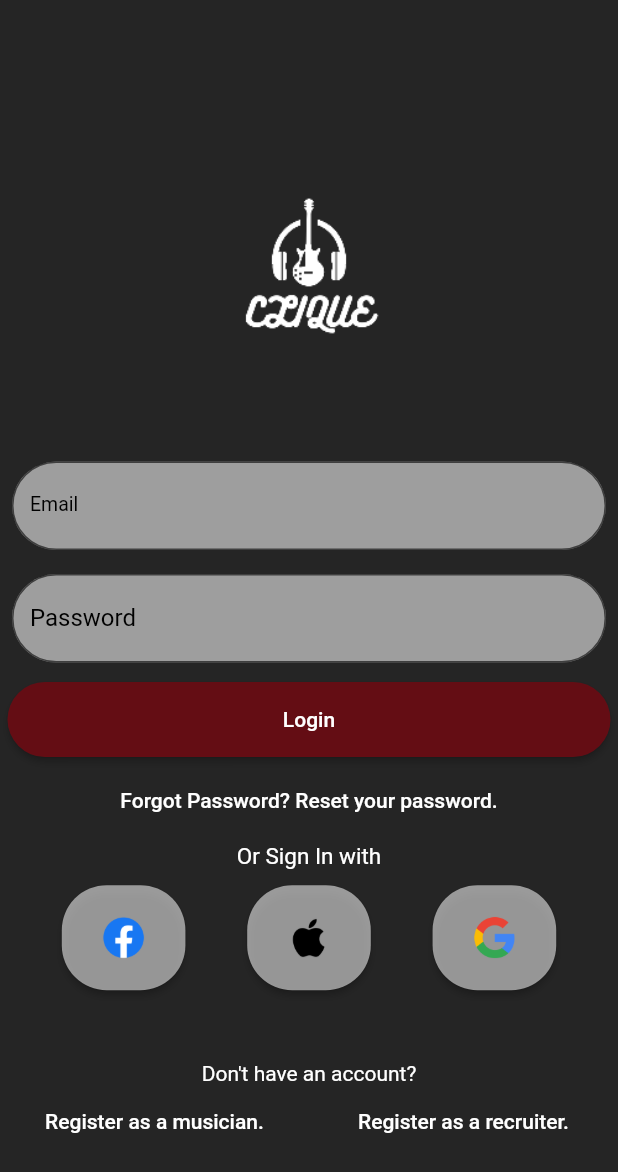
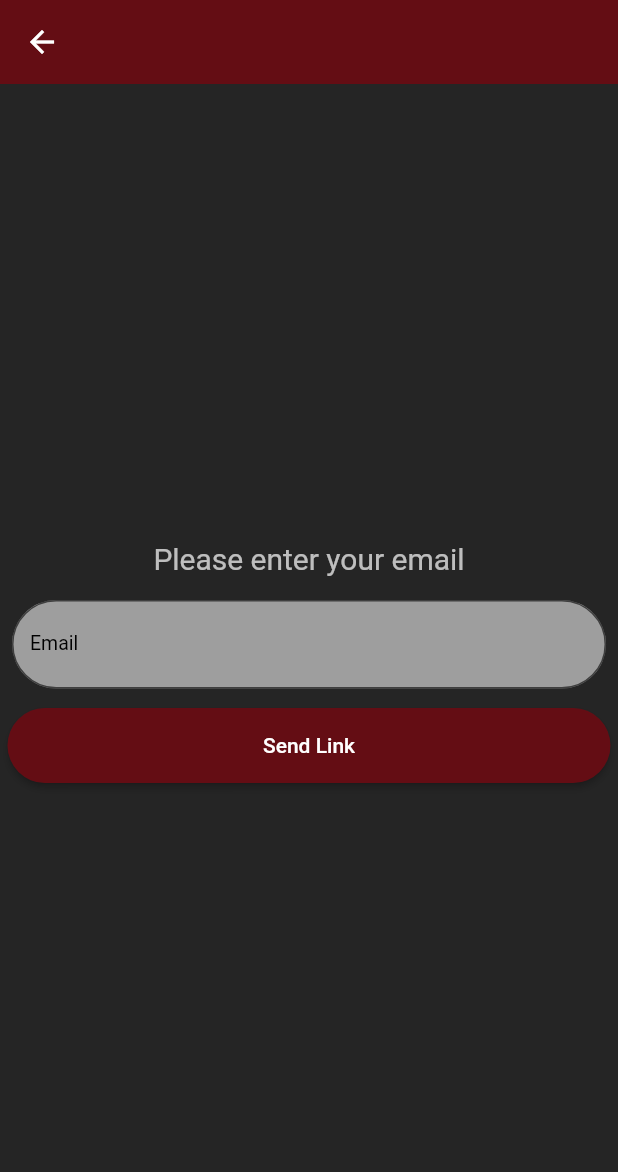
Before and after one commit to razanaws/Clique_app, a Flutter app: the screen it shows after launch, after a tap on "Forgot Password? Reset your password.", on a phone screen of 412 x 824 dp. Shown: the top 1172 px of the screen. Run offline on Flutter 3.47's test engine with Material 2 defaults, Android fonts, the phone set to English and light mode, and no system bars; our stand-ins replace cloud_firestore, firebase_auth, firebase_core, google_sign_in, loading_animation_widget; missing offline and left inert: flutter_facebook_auth; accounts and stored records are empty; network calls fail.

Commit message:
Reset password with firebase

```diff
--- a/lib/database/loginForm.dart
+++ b/lib/database/loginForm.dart
@@ -6,6 +6,8 @@ import 'package:clique/screens/signup/recruiterSignUp.dart';
 import 'package:clique/screens/homepage.dart';
 import 'package:google_sign_in/google_sign_in.dart';
 import 'package:flutter_facebook_auth/flutter_facebook_auth.dart';
+
+import '../screens/resetPasswordPage.dart';
 
 class Login extends StatefulWidget {
   const Login({Key? key}) : super(key: key);
@@ -36,8 +38,8 @@ class _LoginState extends State<Login> {
   Future<UserCredential> signInWithFacebook() async {
     final LoginResult loginResult = await FacebookAuth.instance.login();
 
-    final OAuthCredential facebookAuthCredential = FacebookAuthProvider
-        .credential(loginResult.accessToken!.token);
+    final OAuthCredential facebookAuthCredential =
+        FacebookAuthProvider.credential(loginResult.accessToken!.token);
 
     return FirebaseAuth.instance.signInWithCredential(facebookAuthCredential);
   }
@@ -46,7 +48,7 @@ class _LoginState extends State<Login> {
   @override
   void initState() {
     super.initState();
-    _googleSignIn.onCurrentUserChanged.listen((account)  async {
+    _googleSignIn.onCurrentUserChanged.listen((account) async {
       if (account != null) {
         Navigator.pushReplacement(
           context,
@@ -58,6 +60,7 @@ class _LoginState extends State<Login> {
     });
     _googleSignIn.signInSilently();
   }
+
 //Controllers
   TextEditingController emailController = TextEditingController();
   TextEditingController passwordController = TextEditingController();
@@ -86,18 +89,11 @@ class _LoginState extends State<Login> {
 
   @override
   Widget build(BuildContext context) {
-    double height = MediaQuery
-        .of(context)
-        .size
-        .height;
-    double width = MediaQuery
-        .of(context)
-        .size
-        .width;
+    double height = MediaQuery.of(context).size.height;
+    double width = MediaQuery.of(context).size.width;
 
     return Scaffold(
       backgroundColor: const Color.fromRGBO(37, 37, 37, 1),
-
       body: SizedBox(
         height: height,
         width: width,
@@ -129,7 +125,7 @@ class _LoginState extends State<Login> {
                       style: TextStyle(color: Colors.black, fontSize: 13),
                     ),
                     floatingLabelBehavior: FloatingLabelBehavior.never,
-                    hintText: 'example_123',
+                    hintText: 'example_123@example.com',
                     hintStyle: const TextStyle(color: Colors.black26),
                     fillColor: Colors.grey,
                     filled: true,
@@ -188,9 +184,8 @@ class _LoginState extends State<Login> {
 
               TextButton(
                   onPressed: () {
-                    //setState(() {
-                    //  isLoginPage=!isLoginPage;
-                    //});
+                    Navigator.of(context).push(MaterialPageRoute(
+                        builder: (context) => ResetPasswordPage()));
                   },
                   child: const Text(
                     "Forgot Password? Reset your password.",
@@ -222,8 +217,7 @@ class _LoginState extends State<Login> {
                     style: ButtonStyle(
                       backgroundColor:
                           MaterialStateProperty.all(Colors.white54),
-                          shape: MaterialStateProperty.all(
-                              RoundedRectangleBorder(
+                      shape: MaterialStateProperty.all(RoundedRectangleBorder(
                         borderRadius: BorderRadius.circular(30.0),
                       )),
                     ),
@@ -243,8 +237,7 @@ class _LoginState extends State<Login> {
                     style: ButtonStyle(
                       backgroundColor:
                           MaterialStateProperty.all(Colors.white54),
-                          shape: MaterialStateProperty.all(
-                              RoundedRectangleBorder(
+                      shape: MaterialStateProperty.all(RoundedRectangleBorder(
                         borderRadius: BorderRadius.circular(30.0),
                       )),
                     ),
@@ -264,8 +257,7 @@ class _LoginState extends State<Login> {
                     style: ButtonStyle(
                       backgroundColor:
                           MaterialStateProperty.all(Colors.white54),
-                          shape: MaterialStateProperty.all(
-                              RoundedRectangleBorder(
+                      shape: MaterialStateProperty.all(RoundedRectangleBorder(
                         borderRadius: BorderRadius.circular(30.0),
                       )),
                     ),
@@ -336,5 +328,4 @@ class _LoginState extends State<Login> {
       print(error);
     }
   }
-
 }
--- a/lib/main.dart
+++ b/lib/main.dart
@@ -1,17 +1,9 @@
-
-//import 'package:firebase_core/firebase_core.dart';
-//import 'firebase_options.dart';
-
-import 'package:clique/database/loginForm.dart';
-import 'package:clique/firebase_options.dart';
-import 'package:clique/screens/profile/BandProfile.dart';
-import 'package:clique/screens/profile/RecruiterProfile.dart';
 import 'package:firebase_core/firebase_core.dart';
+import 'firebase_options.dart';
 import 'package:flutter/material.dart';
 import 'package:clique/screens/login.dart';
-import 'package:clique/screens/signup/musicianSignUp.dart';
-import 'package:clique/screens/signup/recruiterSignUp.dart';
-import 'package:clique/screens/profile/MusicianProfile.dart';
+import 'package:loading_animation_widget/loading_animation_widget.dart';
+import 'dart:async';
 import 'package:google_sign_in/google_sign_in.dart';
 import 'package:clique/database/authServiceGoogle.dart';
 
@@ -21,8 +13,6 @@ Future<void> main() async {
   await Firebase.initializeApp(
     options: DefaultFirebaseOptions.currentPlatform,
   );
-
-
   runApp(const MyApp());
 }
 
@@ -32,17 +22,12 @@ class MyApp extends StatelessWidget {
   @override
   Widget build(BuildContext context) {
     return const MaterialApp(
-      debugShowCheckedModeBanner: false,
-
-      home:Login()
-    );
+        debugShowCheckedModeBanner: false, home: loadingPage());
   }
 }
 
 class loadingPage extends StatefulWidget {
   const loadingPage({Key? key}) : super(key: key);
-
-
 
   @override
   State<loadingPage> createState() => _loadingPageState();
@@ -50,32 +35,48 @@ class loadingPage extends StatefulWidget {
 
 class _loadingPageState extends State<loadingPage> {
   @override
+  void initState() {
+    super.initState();
+    startTime();
+  }
+
+  startTime() async {
+    /*TODO: if is logged in direct to homepage without showing loading page
+              else if not show this page and direct to log in page */
+    var duration = const Duration(seconds: 3);
+    return Timer(duration, route);
+  }
+
+  route() {
+    Navigator.pushReplacement(
+        context, MaterialPageRoute(builder: (context) => AuthScreen()));
+  }
+
+  @override
   Widget build(BuildContext context) {
-
-    double height=MediaQuery.of(context).size.height;
-    double width=MediaQuery.of(context).size.width;
+    double height = MediaQuery.of(context).size.height;
+    double width = MediaQuery.of(context).size.width;
 
     return Scaffold(
-      body:Container(
+      backgroundColor: const Color.fromRGBO(37, 37, 37, 1),
+      body: Container(
         height: height,
         width: width,
-        color: Colors.black,
         child: Column(
           children: [
-          SizedBox(height: height*0.3),
-
+            SizedBox(height: height * 0.3),
             Row(
               mainAxisAlignment: MainAxisAlignment.center,
-
               children: [
                 Image.asset(
                   'images/cliqueLogo.png',
-                  width: width*0.4,
-                  height: height*0.4,
-                  //TODO: animation loading image
+                  width: width * 0.4,
+                  height: height * 0.4,
                 )
               ],
-          )
+            ),
+            LoadingAnimationWidget.staggeredDotsWave(
+                color: Colors.white70, size: 40)
           ],
         ),
       ),
--- /dev/null
+++ b/lib/screens/resetPasswordPage.dart
@@ -0,0 +1,148 @@
+import 'package:clique/database/loginForm.dart';
+import 'package:firebase_auth/firebase_auth.dart';
+import 'package:flutter/material.dart';
+
+class ResetPasswordPage extends StatefulWidget {
+  const ResetPasswordPage({Key? key}) : super(key: key);
+
+  @override
+  State<ResetPasswordPage> createState() => _ResetPasswordPageState();
+}
+
+class _ResetPasswordPageState extends State<ResetPasswordPage> {
+
+  final TextEditingController emailController = TextEditingController();
+
+  @override
+  void dispose(){
+    emailController.dispose();
+    super.dispose();
+  }
+
+  showAlertDialog(BuildContext context) {
+    // Create button
+    Widget okButton = TextButton(
+      child: Text("Ok"),
+      onPressed: () {
+        Navigator.pushReplacement(
+        context,
+        MaterialPageRoute(
+          builder: (context) => Login(),
+        ),
+      );
+      },
+    );
+
+    // Create AlertDialog
+    AlertDialog alert = AlertDialog(
+      content: Text("Password reset link sent please check your email"),
+      actions: [
+        okButton,
+      ],
+    );
+
+    // show the dialog
+    showDialog(
+      context: context,
+      builder: (BuildContext context) {
+        return alert;
+      },
+    );
+  }
+
+  Future SendResetLink() async{
+
+    try{
+      await FirebaseAuth.instance.sendPasswordResetEmail(email: emailController.text.trim());
+
+      showAlertDialog(context);
+
+    } on FirebaseAuthException catch (e){
+      print(e);
+      showDialog(context: context, builder: (context){
+        return AlertDialog(
+          content: Text(e.message.toString())
+        );
+      });
+    }
+  }
+
+
+  @override
+  Widget build(BuildContext context) {
+    return Scaffold(
+      appBar: AppBar(
+        backgroundColor: const Color.fromRGBO(100, 13, 20, 1),
+        elevation: 0,
+      ),
+      body:
+      Column(
+        mainAxisAlignment: MainAxisAlignment.center,
+        children: [
+          Padding(
+            padding: const EdgeInsets.all(8.0),
+            child: const Text(
+                "Please enter your email",
+              style: TextStyle(
+                color: Colors.white70,
+                fontSize: 20
+              ),
+            ),
+          ),
+
+          Padding(
+            padding: const EdgeInsets.all(8.0),
+            child: TextFormField(
+              controller: emailController,
+              validator: (value) {
+                if (value == null || value.isEmpty) {
+                  //TODO: Validate email "xxx@xxx.com"
+                  return 'This field is required.';
+                }
+                return null;
+              },
+              decoration: InputDecoration(
+                border: OutlineInputBorder(
+                  borderRadius: BorderRadius.circular(50.0),
+                ),
+                label: const Text(
+                  "Email",
+                  style: TextStyle(color: Colors.black, fontSize: 13),
+                ),
+                floatingLabelBehavior: FloatingLabelBehavior.never,
+                hintText: 'example_123',
+                hintStyle: const TextStyle(color: Colors.black26),
+                fillColor: Colors.grey,
+                filled: true,
+              ),
+            ),
+          ),
+
+
+          Container(
+            width: double.maxFinite,
+            height: 60,
+            padding: const EdgeInsets.all(5),
+            child: ElevatedButton(
+              style: ButtonStyle(
+                backgroundColor: MaterialStateProperty.all(
+                    const Color.fromRGBO(100, 13, 20, 1)),
+                shape: MaterialStateProperty.all(RoundedRectangleBorder(
+                    borderRadius: BorderRadius.circular(50.0))),
+              ),
+              onPressed: () {
+                SendResetLink();
+              },
+              child: const Text(
+                'Send Link',
+                style: TextStyle(color: Colors.white),
+              ),
+            ),
+          ),
+        ],
+      ),
+
+      backgroundColor: const Color.fromRGBO(37, 37, 37, 1),
+    );
+  }
+}
```
Also changed, not shown: pubspec.lock, 1 other file. Lines whose indentation alone changed are shown as unchanged.
